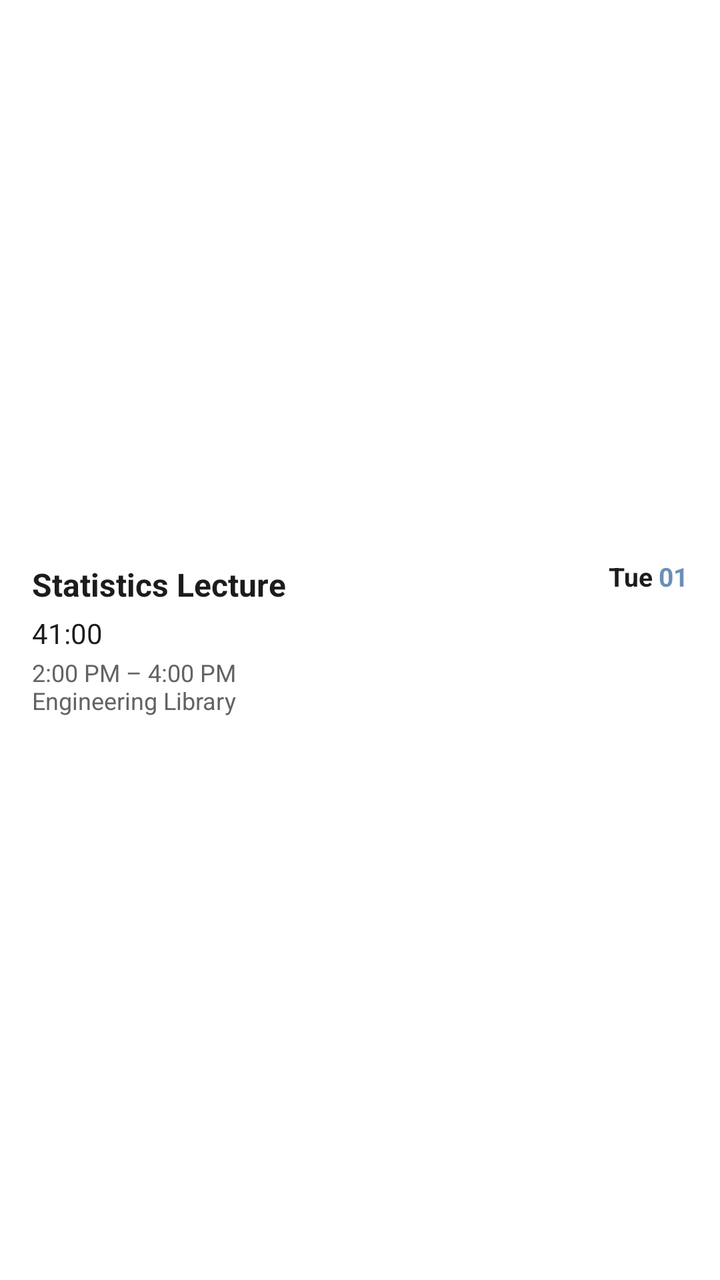
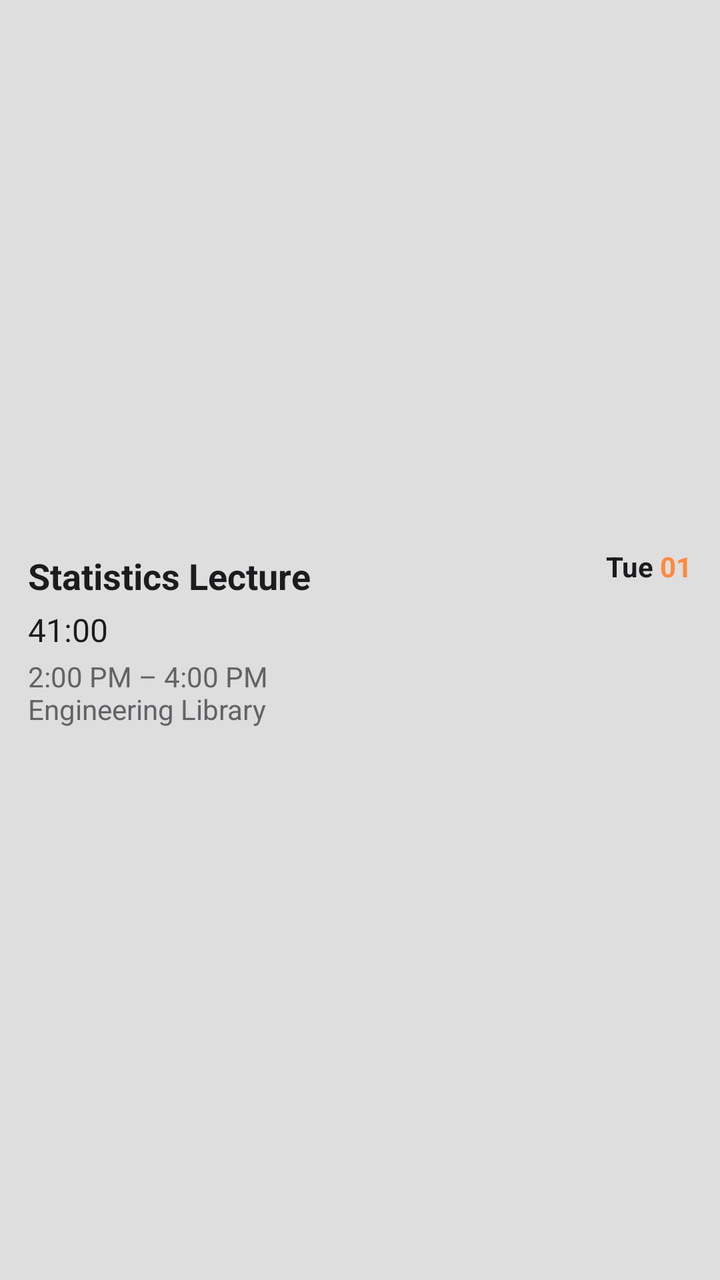

Screens rendered from an Android XML layout before and after an edit, with the pre-edit source and the edit as a unified diff.
<!-- AndroidManifest.xml: fallback theme Theme.MaterialComponents.DayNight.NoActionBar -->
<!-- res/layout/widget_focus_tile.xml -->
<?xml version="1.0" encoding="utf-8"?>
<FrameLayout xmlns:android="http://schemas.android.com/apk/res/android"
  android:id="@+id/widget_root"
  android:layout_width="match_parent"
  android:layout_height="match_parent"
  android:clipToOutline="true"
  android:padding="16dp">

  <LinearLayout
    android:id="@+id/widget_content"
    android:layout_width="match_parent"
    android:layout_height="match_parent"
    android:gravity="center_vertical"
    android:orientation="vertical">

    <LinearLayout
      android:layout_width="match_parent"
      android:layout_height="wrap_content"
      android:gravity="top"
      android:orientation="horizontal">

      <TextView
        android:id="@+id/tile_title"
        android:layout_width="0dp"
        android:layout_height="wrap_content"
        android:layout_marginEnd="8dp"
        android:layout_weight="1"
        android:ellipsize="end"
        android:maxLines="2"
        android:text="Statistics Lecture"
        android:textColor="#1C1C1E"
        android:textSize="16sp"
        android:textStyle="bold" />

      <LinearLayout
        android:layout_width="wrap_content"
        android:layout_height="wrap_content"
        android:gravity="center_vertical"
        android:orientation="horizontal">

        <TextView
          android:id="@+id/tile_date_weekday"
          android:layout_width="wrap_content"
          android:layout_height="wrap_content"
          android:includeFontPadding="false"
          android:text="Tue"
          android:textColor="#1C1C1E"
          android:textSize="13sp"
          android:textStyle="bold" />

        <TextView
          android:id="@+id/tile_date_day"
          android:layout_width="wrap_content"
          android:layout_height="wrap_content"
          android:layout_marginStart="3dp"
          android:includeFontPadding="false"
          android:text="01"
          android:textColor="#6B8FB8"
          android:textSize="13sp"
          android:textStyle="bold" />
      </LinearLayout>
    </LinearLayout>

    <LinearLayout
      android:id="@+id/tile_active_timer"
      android:layout_width="match_parent"
      android:layout_height="wrap_content"
      android:layout_marginTop="8dp"
      android:orientation="vertical"
      android:visibility="gone">

      <ProgressBar
        android:id="@+id/tile_session_progress"
        style="?android:attr/progressBarStyleHorizontal"
        android:layout_width="match_parent"
        android:layout_height="4dp"
        android:indeterminate="false"
        android:max="100"
        android:progress="35"
        android:progressDrawable="@drawable/widget_session_progress" />

      <LinearLayout
        android:layout_width="match_parent"
        android:layout_height="wrap_content"
        android:layout_marginTop="4dp"
        android:orientation="horizontal">

        <TextView
          android:id="@+id/tile_timer_start"
          android:layout_width="0dp"
          android:layout_height="wrap_content"
          android:layout_weight="1"
          android:includeFontPadding="false"
          android:text="12:26"
          android:textColor="#1C1C1E"
          android:textSize="12sp" />

        <TextView
          android:id="@+id/tile_timer_remaining"
          android:layout_width="wrap_content"
          android:layout_height="wrap_content"
          android:gravity="end"
          android:includeFontPadding="false"
          android:text="1:37"
          android:textColor="#1C1C1E"
          android:textSize="12sp" />
      </LinearLayout>
    </LinearLayout>

    <TextView
      android:id="@+id/tile_status"
      android:layout_width="match_parent"
      android:layout_height="wrap_content"
      android:layout_marginTop="4dp"
      android:maxLines="2"
      android:text="41:00"
      android:textColor="#1C1C1E"
      android:textSize="14sp" />

    <TextView
      android:id="@+id/tile_detail"
      android:layout_width="match_parent"
      android:layout_height="wrap_content"
      android:layout_marginTop="2dp"
      android:ellipsize="end"
      android:maxLines="2"
      android:text="2:00 PM – 4:00 PM&#10;Engineering Library"
      android:textColor="#636366"
      android:textSize="12sp" />
  </LinearLayout>

  <FrameLayout
    android:id="@+id/widget_lock_overlay"
    android:layout_width="match_parent"
    android:layout_height="match_parent"
    android:background="@drawable/widget_lock_scrim"
    android:visibility="gone">

    <TextView
      android:id="@+id/widget_pro_badge"
      android:layout_width="wrap_content"
      android:layout_height="wrap_content"
      android:layout_gravity="center"
      android:background="@drawable/widget_pro_badge"
      android:includeFontPadding="false"
      android:paddingLeft="14dp"
      android:paddingRight="14dp"
      android:paddingTop="6dp"
      android:paddingBottom="6dp"
      android:text="PRO"
      android:textColor="#FFFFFF"
      android:textSize="13sp"
      android:textStyle="bold" />
  </FrameLayout>
</FrameLayout>
<!-- resources referenced by this layout -->
<resources>
  <!-- drawable widget_lock_scrim (drawable) -->
  <?xml version="1.0" encoding="utf-8"?>
  <shape xmlns:android="http://schemas.android.com/apk/res/android"
    android:shape="rectangle">
    <solid android:color="#66141210" />
    <corners android:radius="16dp" />
  </shape>
  <!-- drawable widget_pro_badge (drawable) -->
  <?xml version="1.0" encoding="utf-8"?>
  <shape xmlns:android="http://schemas.android.com/apk/res/android"
    android:shape="rectangle">
    <solid android:color="#6B8FB8" />
    <corners android:radius="6dp" />
  </shape>
  <!-- drawable widget_session_progress (drawable) -->
  <?xml version="1.0" encoding="utf-8"?>
  <layer-list xmlns:android="http://schemas.android.com/apk/res/android">
    <item android:id="@android:id/background">
      <shape android:shape="rectangle">
        <corners android:radius="2dp" />
        <solid android:color="#33000000" />
      </shape>
    </item>
    <item android:id="@android:id/progress">
      <clip>
        <shape android:shape="rectangle">
          <corners android:radius="2dp" />
          <solid android:color="#6B8FB8" />
        </shape>
      </clip>
    </item>
  </layer-list>
</resources>

<!-- the commit's change to res/layout/widget_focus_tile.xml (unified diff, before → after) -->
@@ -3,15 +3,17 @@
   android:id="@+id/widget_root"
   android:layout_width="match_parent"
   android:layout_height="match_parent"
+  android:background="#DEDEDE"
   android:clipToOutline="true"
-  android:padding="16dp">
+  android:padding="0dp">
 
   <LinearLayout
     android:id="@+id/widget_content"
     android:layout_width="match_parent"
-    android:layout_height="match_parent"
-    android:gravity="center_vertical"
-    android:orientation="vertical">
+    android:layout_height="wrap_content"
+    android:layout_gravity="center"
+    android:orientation="vertical"
+    android:padding="14dp">
 
     <LinearLayout
       android:layout_width="match_parent"
@@ -29,7 +31,7 @@
         android:maxLines="2"
         android:text="Statistics Lecture"
         android:textColor="#1C1C1E"
-        android:textSize="16sp"
+        android:textSize="18sp"
         android:textStyle="bold" />
 
       <LinearLayout
@@ -45,7 +47,7 @@
           android:includeFontPadding="false"
           android:text="Tue"
           android:textColor="#1C1C1E"
-          android:textSize="13sp"
+          android:textSize="14sp"
           android:textStyle="bold" />
 
         <TextView
@@ -55,8 +57,8 @@
           android:layout_marginStart="3dp"
           android:includeFontPadding="false"
           android:text="01"
-          android:textColor="#6B8FB8"
-          android:textSize="13sp"
+          android:textColor="#FF8A3D"
+          android:textSize="14sp"
           android:textStyle="bold" />
       </LinearLayout>
     </LinearLayout>
@@ -65,7 +67,7 @@
       android:id="@+id/tile_active_timer"
       android:layout_width="match_parent"
       android:layout_height="wrap_content"
-      android:layout_marginTop="8dp"
+      android:layout_marginTop="6dp"
       android:orientation="vertical"
       android:visibility="gone">
 
@@ -73,7 +75,7 @@
         android:id="@+id/tile_session_progress"
         style="?android:attr/progressBarStyleHorizontal"
         android:layout_width="match_parent"
-        android:layout_height="4dp"
+        android:layout_height="5dp"
         android:indeterminate="false"
         android:max="100"
         android:progress="35"
@@ -93,7 +95,7 @@
           android:includeFontPadding="false"
           android:text="12:26"
           android:textColor="#1C1C1E"
-          android:textSize="12sp" />
+          android:textSize="13sp" />
 
         <TextView
           android:id="@+id/tile_timer_remaining"
@@ -103,7 +105,7 @@
           android:includeFontPadding="false"
           android:text="1:37"
           android:textColor="#1C1C1E"
-          android:textSize="12sp" />
+          android:textSize="13sp" />
       </LinearLayout>
     </LinearLayout>
 
@@ -115,18 +117,18 @@
       android:maxLines="2"
       android:text="41:00"
       android:textColor="#1C1C1E"
-      android:textSize="14sp" />
+      android:textSize="16sp" />
 
     <TextView
       android:id="@+id/tile_detail"
       android:layout_width="match_parent"
       android:layout_height="wrap_content"
-      android:layout_marginTop="2dp"
+      android:layout_marginTop="3dp"
       android:ellipsize="end"
       android:maxLines="2"
       android:text="2:00 PM – 4:00 PM&#10;Engineering Library"
       android:textColor="#636366"
-      android:textSize="12sp" />
+      android:textSize="14sp" />
   </LinearLayout>
 
   <FrameLayout
@@ -134,6 +136,7 @@
     android:layout_width="match_parent"
     android:layout_height="match_parent"
     android:background="@drawable/widget_lock_scrim"
+    android:clipToOutline="true"
     android:visibility="gone">
 
     <TextView
<!-- resource entries referenced after the edit -->
@@ -2,16 +2,23 @@
 <resources>
   <!-- drawable widget_lock_scrim (drawable) -->
   <?xml version="1.0" encoding="utf-8"?>
-  <shape xmlns:android="http://schemas.android.com/apk/res/android"
-    android:shape="rectangle">
-    <solid android:color="#66141210" />
-    <corners android:radius="16dp" />
-  </shape>
+  <layer-list xmlns:android="http://schemas.android.com/apk/res/android">
+    <item>
+      <shape android:shape="rectangle">
+        <solid android:color="#B3F2F2F7" />
+      </shape>
+    </item>
+    <item>
+      <shape android:shape="rectangle">
+        <solid android:color="#4D141210" />
+      </shape>
+    </item>
+  </layer-list>
   <!-- drawable widget_pro_badge (drawable) -->
   <?xml version="1.0" encoding="utf-8"?>
   <shape xmlns:android="http://schemas.android.com/apk/res/android"
     android:shape="rectangle">
-    <solid android:color="#6B8FB8" />
+    <solid android:color="#FF7700" />
     <corners android:radius="6dp" />
   </shape>
   <!-- drawable widget_session_progress (drawable) -->
@@ -27,7 +34,7 @@
       <clip>
         <shape android:shape="rectangle">
           <corners android:radius="2dp" />
-          <solid android:color="#6B8FB8" />
+          <solid android:color="#FF8A3D" />
         </shape>
       </clip>
     </item>
